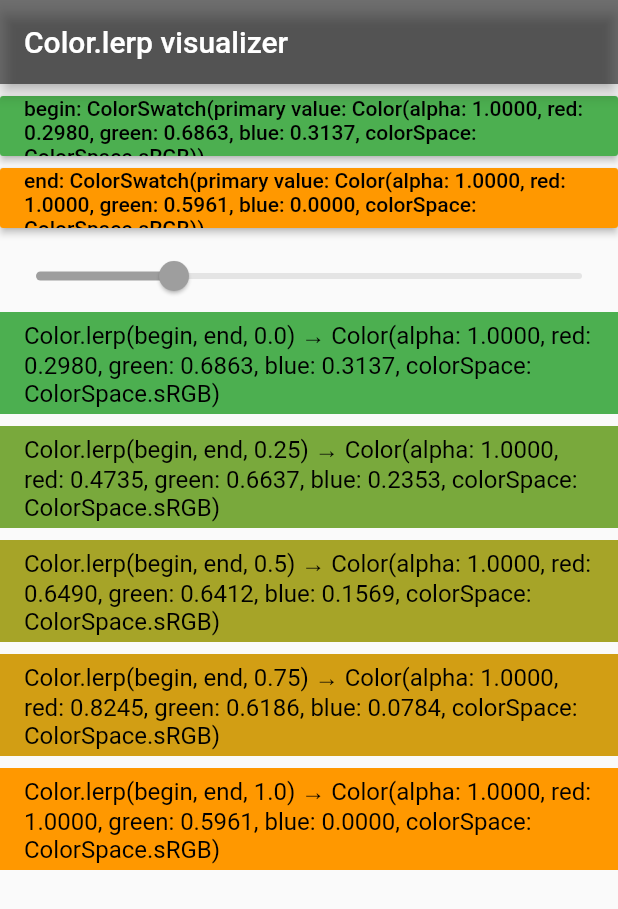
After one commit to arthurdenner/color_lerp_visualizer, a Flutter app: the screen it shows after launch, on a phone screen of 412 x 824 dp. The commit adds this screen. Shown: the top 909 px of the screen. Run offline on Flutter 3.47's test engine with Material 2 defaults, Android fonts, the light colour scheme and no system bars; our stand-ins replace flutter_colorpicker, tinycolor.

Commit message:
refactor: create widget class for ColorLerps

```diff
--- a/lib/main.dart
+++ b/lib/main.dart
@@ -1,6 +1,5 @@
-import 'package:color_lerp_visualizer/models/EntryColor.dart';
 import 'package:color_lerp_visualizer/widgets/ColorButton.dart';
-import 'package:color_lerp_visualizer/widgets/ColorText.dart';
+import 'package:color_lerp_visualizer/widgets/ColorLerps.dart';
 import 'package:flutter/material.dart';
 
 void main() => runApp(MyApp());
@@ -36,43 +35,10 @@ class MyHomePage extends StatefulWidget {
   _MyHomePageState createState() => _MyHomePageState();
 }
 
-double formatDouble(double value) {
-  return double.parse(value.toStringAsFixed(2));
-}
-
 class _MyHomePageState extends State<MyHomePage> {
   Color _begin = Colors.green;
   Color _end = Colors.orange;
   double _gap = 0.25;
-
-  List<EntryColor> _computeColors() {
-    List<EntryColor> _colors = [];
-
-    _colors.add(
-      EntryColor(
-        key: 'Color.lerp(begin, end, 0.0)',
-        value: Color.lerp(_begin, _end, 0),
-      ),
-    );
-
-    for (var _t = _gap; _t < 1; _t = formatDouble(_t + _gap)) {
-      _colors.add(
-        EntryColor(
-          key: 'Color.lerp(begin, end, $_t)',
-          value: Color.lerp(_begin, _end, _t),
-        ),
-      );
-    }
-
-    _colors.add(
-      EntryColor(
-        key: 'Color.lerp(begin, end, 1.0)',
-        value: Color.lerp(_begin, _end, 1),
-      ),
-    );
-
-    return _colors;
-  }
 
   void _onChangeGap(double value) {
     if (value == 0) {
@@ -92,8 +58,6 @@ class _MyHomePageState extends State<MyHomePage> {
 
   @override
   Widget build(BuildContext context) {
-    final _colors = _computeColors();
-
     return Scaffold(
       appBar: AppBar(
         title: Text(widget.title),
@@ -123,25 +87,10 @@ class _MyHomePageState extends State<MyHomePage> {
                 value: _gap,
               ),
             ),
-            Expanded(
-              child: ListView.separated(
-                itemCount: _colors.length,
-                padding: EdgeInsets.only(bottom: 8),
-                separatorBuilder: (_, __) => SizedBox(height: 8),
-                itemBuilder: (_, index) {
-                  final _color = _colors[index];
-
-                  return Container(
-                    color: _color.value,
-                    child: ListTile(
-                      title: ColorText(
-                        color: _color.value,
-                        text: '${_color.key} → ${_color.value}',
-                      ),
-                    ),
-                  );
-                },
-              ),
+            ColorLerps(
+              begin: _begin,
+              end: _end,
+              gap: _gap,
             ),
           ],
         ),
--- /dev/null
+++ b/lib/widgets/ColorLerps.dart
@@ -0,0 +1,78 @@
+import 'package:color_lerp_visualizer/models/EntryColor.dart';
+import 'package:color_lerp_visualizer/widgets/ColorText.dart';
+import 'package:flutter/material.dart';
+
+double formatDouble(double value) {
+  return double.parse(value.toStringAsFixed(2));
+}
+
+class ColorLerps extends StatelessWidget {
+  const ColorLerps({
+    Key key,
+    @required this.begin,
+    @required this.end,
+    @required this.gap,
+  })  : assert(begin != null),
+        assert(end != null),
+        assert(gap != null),
+        super(key: key);
+
+  final Color begin;
+  final Color end;
+  final double gap;
+
+  List<EntryColor> _computeColors() {
+    List<EntryColor> _colors = [];
+
+    _colors.add(
+      EntryColor(
+        key: 'Color.lerp(begin, end, 0.0)',
+        value: Color.lerp(begin, end, 0),
+      ),
+    );
+
+    for (var _t = gap; _t < 1; _t = formatDouble(_t + gap)) {
+      _colors.add(
+        EntryColor(
+          key: 'Color.lerp(begin, end, $_t)',
+          value: Color.lerp(begin, end, _t),
+        ),
+      );
+    }
+
+    _colors.add(
+      EntryColor(
+        key: 'Color.lerp(begin, end, 1.0)',
+        value: Color.lerp(begin, end, 1),
+      ),
+    );
+
+    return _colors;
+  }
+
+  @override
+  Widget build(BuildContext context) {
+    final _colors = _computeColors();
+
+    return Expanded(
+      child: ListView.separated(
+        itemCount: _colors.length,
+        padding: EdgeInsets.only(bottom: 8),
+        separatorBuilder: (_, __) => SizedBox(height: 8),
+        itemBuilder: (_, index) {
+          final _color = _colors[index];
+
+          return Container(
+            color: _color.value,
+            child: ListTile(
+              title: ColorText(
+                color: _color.value,
+                text: '${_color.key} → ${_color.value}',
+              ),
+            ),
+          );
+        },
+      ),
+    );
+  }
+}
```
